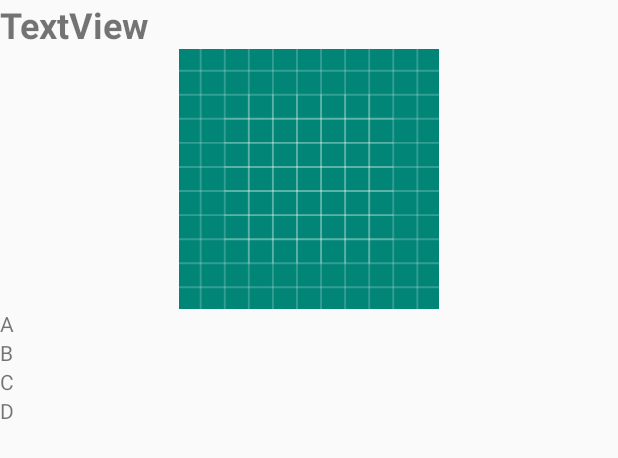
After one commit to jenneyle/CK, an Android app: the layout question_item.xml on its own in the app's theme, with its tools: preview values and no code run, on a phone screen of 412 x 824 dp. The commit adds this screen. Shown: the top 458 px of the screen. Run offline under Robolectric (Android 15) with nearby library versions, the phone set to English and light mode, and no system bars.

Commit message:
half of question

```diff
--- a/app/src/main/AndroidManifest.xml
+++ b/app/src/main/AndroidManifest.xml
@@ -15,7 +15,9 @@
         <activity android:name=".SearchByFlagActivity" />
         <activity android:name=".Dashboard" />
         <activity android:name=".FlashCardActivity" />
+        <activity android:name=".QuestionActivity" />
         <activity android:name=".MainActivity">
+
             <intent-filter>
                 <action android:name="android.intent.action.MAIN" />
 
--- a/app/src/main/java/com/example/ck/MainActivity.java
+++ b/app/src/main/java/com/example/ck/MainActivity.java
@@ -55,7 +55,7 @@ public class MainActivity extends AppCompatActivity {
                     // Username not found
                     info.setText("User doesn't exist");
                 } else if (password.getText().toString().equals(testUser.getPassword().toString())){
-                    startActivity(new Intent(MainActivity.this, Dashboard.class));
+                    startActivity(new Intent(MainActivity.this, QuestionActivity.class));
                     // Login successful, creating user
                     SessionData.currentUser = testUser;
                     info.setText("Your login details are correct");
--- /dev/null
+++ b/app/src/main/res/layout/question_item.xml
@@ -0,0 +1,42 @@
+<?xml version="1.0" encoding="utf-8"?>
+<LinearLayout xmlns:android="http://schemas.android.com/apk/res/android"
+    xmlns:app="http://schemas.android.com/apk/res-auto"
+    android:orientation="vertical" android:layout_width="match_parent"
+    android:layout_height="match_parent">
+
+    <TextView
+        android:id="@+id/question"
+        android:layout_width="match_parent"
+        android:layout_height="wrap_content"
+        android:text="TextView"
+        android:textSize="24sp"
+        android:textStyle="bold" />
+
+    <ImageView
+        android:id="@+id/question_image"
+        android:layout_width="match_parent"
+        android:layout_height="173dp"
+        app:srcCompat="@drawable/ic_launcher_background" />
+
+    <TextView
+        android:id="@+id/answer_a"
+        android:layout_width="match_parent"
+        android:layout_height="wrap_content"
+        android:text="A" />
+    <TextView
+        android:id="@+id/answer_b"
+        android:layout_width="match_parent"
+        android:layout_height="wrap_content"
+        android:text="B" />
+    <TextView
+        android:id="@+id/answer_c"
+        android:layout_width="match_parent"
+        android:layout_height="wrap_content"
+        android:text="C" />
+    <TextView
+        android:id="@+id/answer_d"
+        android:layout_width="match_parent"
+        android:layout_height="wrap_content"
+        android:text="D" />
+
+</LinearLayout>
```
Also changed, not shown: app/src/main/java/com/example/ck/CreateData.java (+11 -0 lines), app/src/main/java/com/example/ck/QuestionActivity.java (+46 -14 lines), app/src/main/java/com/example/ck/QuestionAdapter.java (added, +74 -0 lines), app/src/main/java/com/example/ck/QuestionDao.java (+7 -2 lines), app/src/main/java/com/example/ck/QuestionDatabase.java (added, +28 -0 lines), app/src/main/java/com/example/ck/SessionData.java (+6 -1 lines), app/src/main/res/layout/question_activity.xml (+3 -36 lines).
